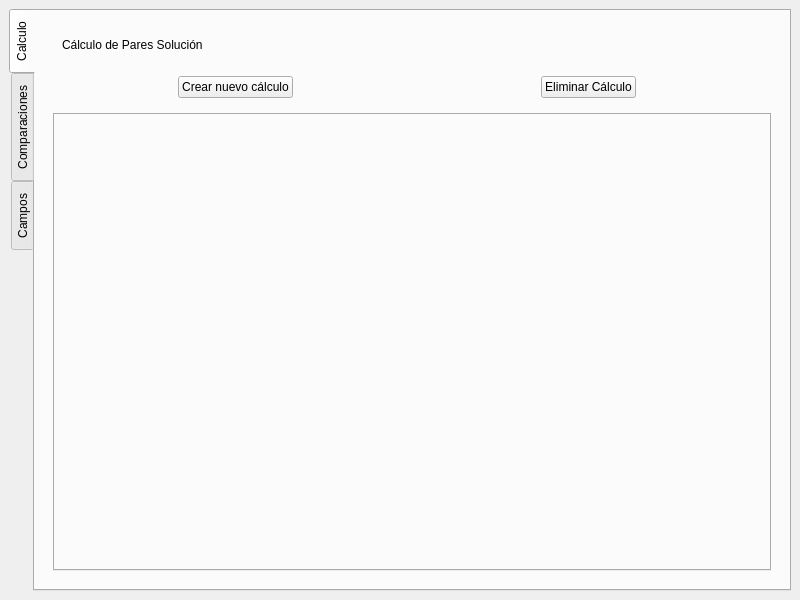
Above: src/designer/main_application.ui from fer90/taller3-tpfinal before the change. Below: the same form after it.
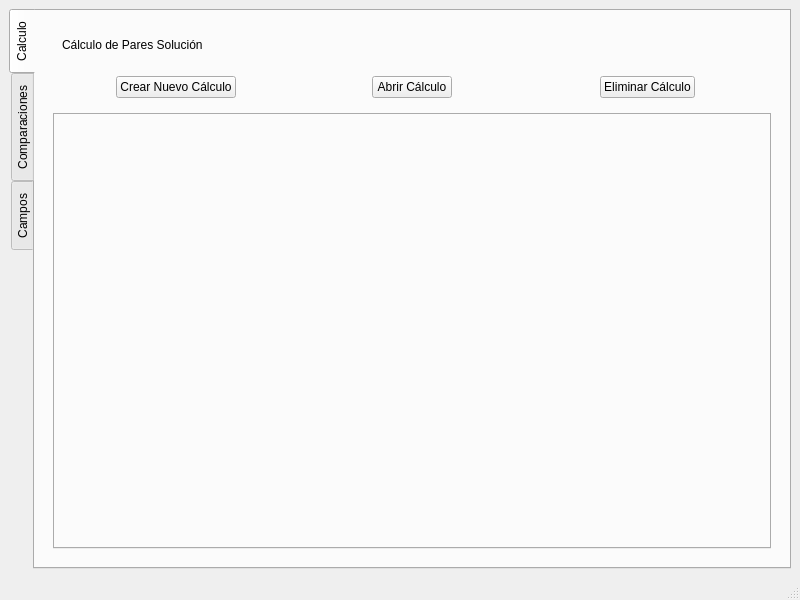
That is the form after the change.

Commit message: Se corrige funcionalidad mock de boton de calculo de m y se agrega funcionalidad mock de boton de generacion de soluciones

Patch:
```diff
--- a/src/designer/main_application.ui
+++ b/src/designer/main_application.ui
@@ -50,7 +50,14 @@
               <item alignment="Qt::AlignHCenter">
                <widget class="QPushButton" name="create_new_calculation_button">
                 <property name="text">
-                 <string>Crear nuevo cálculo</string>
+                 <string>Crear Nuevo Cálculo</string>
+                </property>
+               </widget>
+              </item>
+              <item alignment="Qt::AlignHCenter">
+               <widget class="QPushButton" name="open_saved_calculation_button">
+                <property name="text">
+                 <string>Abrir Cálculo</string>
                 </property>
                </widget>
               </item>
@@ -161,6 +168,7 @@
     </item>
    </layout>
   </widget>
+  <widget class="QStatusBar" name="status_bar"/>
  </widget>
  <resources/>
  <connections/>
```
Left out of the diff: 7 changed lines with no effect on the pictures. The commit also changes 2 other files.
